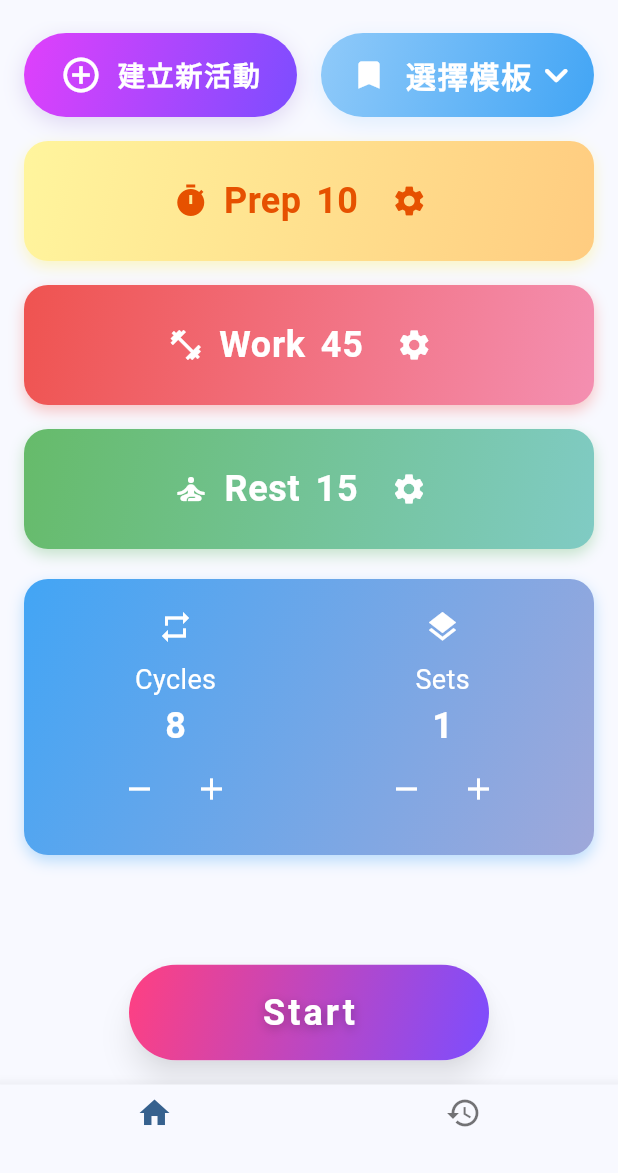
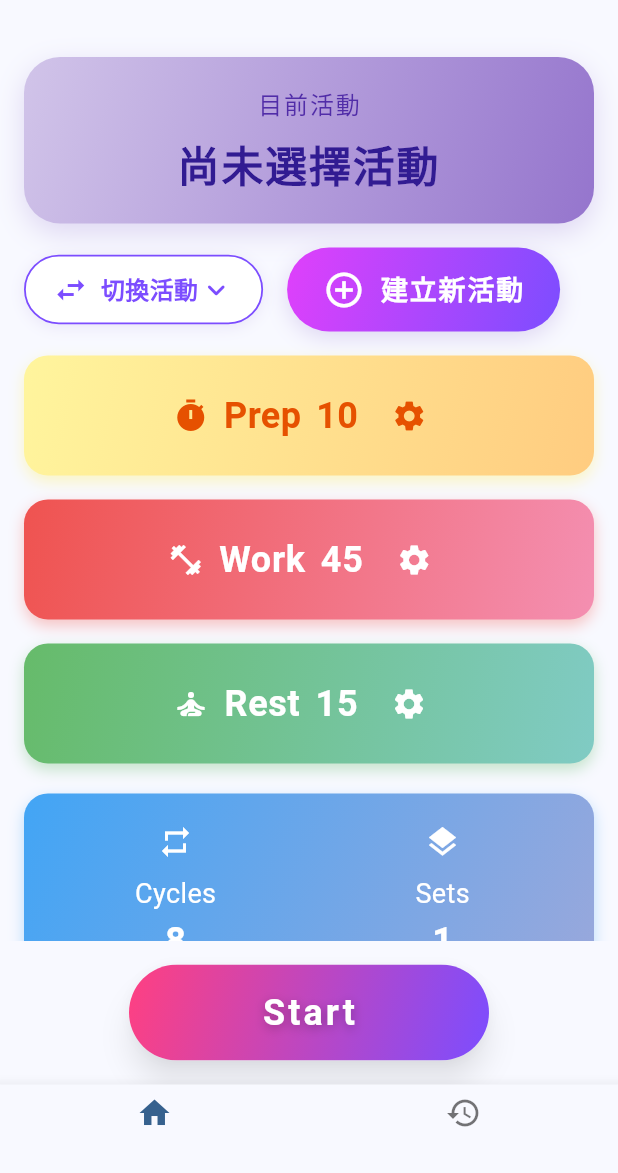
Before and after one commit to brianhsux/TabataApp, a Flutter app: the screen it shows after launch, on a phone screen of 412 x 824 dp, the part 63-1236 px from its top. Run offline on Flutter 3.47's test engine with Material 3 defaults, Android fonts, the phone set to English and light mode, and no system bars; drawn by our look-alikes of dropdown_button2; our stand-ins replace audioplayers, shared_preferences, sqflite, stop_watch_timer, table_calendar; accounts and stored records are empty.

Commit message:
Updates tabata template controls UI
Refactors the tabata screen's template controls for improved user experience.

- Displays the current workout preset in a visually appealing card with gradient, rounded corners, and shadow.
- Combines the preset selection dropdown and the "Create New Workout" button in a row.
- Improves styling and visual consistency.

```diff
--- a/lib/main.dart
+++ b/lib/main.dart
@@ -799,8 +799,154 @@ class _TabataScreenState extends State<TabataScreen> {
   Widget _buildTemplateControls(TabataState state) {
     return Padding(
       padding: const EdgeInsets.symmetric(horizontal: 16, vertical: 8),
+      child: Column(
+        crossAxisAlignment: CrossAxisAlignment.start,
+        children: [
+          // 目前活動名稱以卡片質感顯示，有副標題、漸層、圓角、陰影
+          Padding(
+            padding: const EdgeInsets.symmetric(vertical: 16),
+            child: Container(
+              width: double.infinity,
+              padding: EdgeInsets.symmetric(vertical: 20, horizontal: 24),
+              decoration: BoxDecoration(
+                gradient: LinearGradient(
+                  colors: [Colors.deepPurple.shade100, Colors.deepPurple.shade300],
+                  begin: Alignment.topLeft,
+                  end: Alignment.bottomRight,
+                ),
+                borderRadius: BorderRadius.circular(24),
+                boxShadow: [
+                  BoxShadow(
+                    color: Colors.deepPurple.withOpacity(0.18),
+                    blurRadius: 16,
+                    offset: Offset(0, 6),
+                  ),
+                ],
+              ),
+              child: Column(
+                mainAxisSize: MainAxisSize.min,
+                children: [
+                  Text(
+                    '目前活動',
+                    style: TextStyle(
+                      color: Colors.deepPurple.shade700,
+                      fontSize: 16,
+                      fontWeight: FontWeight.w500,
+                      letterSpacing: 1.2,
+                    ),
+                  ),
+                  SizedBox(height: 8),
+                  Text(
+                    _currentPresetName ?? '尚未選擇活動',
+                    textAlign: TextAlign.center,
+                    style: TextStyle(
+                      color: Colors.deepPurple.shade900,
+                      fontWeight: FontWeight.bold,
+                      fontSize: 28,
+                      letterSpacing: 1.2,
+                    ),
+                  ),
+                ],
+              ),
+            ),
+          ),
+          // 切換活動與建立新活動按鈕同一行
+          Row(
+            children: [
+              // 切換活動下拉選單
+              FutureBuilder<List<WorkoutPreset>>(
+                future: ExerciseDatabase.instance.fetchAllPresets(),
+                builder: (context, snapshot) {
+                  if (!snapshot.hasData) return SizedBox();
+                  final presets = snapshot.data!;
+                  final selectedPreset = presets.where((p) => p.name == _currentPresetName).isNotEmpty
+                      ? presets.firstWhere((p) => p.name == _currentPresetName)
+                      : null;
+                  return DropdownButtonHideUnderline(
+                    child: DropdownButton2<WorkoutPreset>(
+                      customButton: Container(
+                        padding: EdgeInsets.symmetric(horizontal: 18, vertical: 10),
+                        decoration: BoxDecoration(
+                          color: Colors.white,
+                          borderRadius: BorderRadius.circular(24),
+                          boxShadow: [
+                            BoxShadow(
+                              color: Colors.deepPurple.withOpacity(0.10),
+                              blurRadius: 8,
+                              offset: Offset(0, 2),
+                            ),
+                          ],
+                          border: Border.all(color: Colors.deepPurpleAccent, width: 1.2),
+                        ),
+                        child: Row(
+                          mainAxisSize: MainAxisSize.min,
+                          children: [
+                            Icon(Icons.swap_horiz, color: Colors.deepPurpleAccent),
+                            SizedBox(width: 8),
+                            Text(
+                              '切換活動',
+                              style: TextStyle(
+                                color: Colors.deepPurpleAccent,
+                                fontWeight: FontWeight.bold,
+                                fontSize: 16,
+                              ),
+                            ),
+                            Icon(Icons.keyboard_arrow_down_rounded, color: Colors.deepPurpleAccent),
+                          ],
+                        ),
+                      ),
+                      dropdownStyleData: DropdownStyleData(
+                        decoration: BoxDecoration(
+                          borderRadius: BorderRadius.circular(24),
+                          color: Colors.white,
+                          boxShadow: [
+                            BoxShadow(
+                              color: Colors.deepPurple.withOpacity(0.08),
+                              blurRadius: 8,
+                              offset: Offset(0, 2),
+                            ),
+                          ],
+                        ),
+                      ),
+                      items: presets.map((preset) {
+                        return DropdownMenuItem<WorkoutPreset>(
+                          value: preset,
                           child: Row(
                             children: [
+                              Icon(Icons.bookmark, color: Colors.deepPurpleAccent),
+                              SizedBox(width: 8),
+                              Text(
+                                preset.name,
+                                style: TextStyle(
+                                  fontWeight: FontWeight.bold,
+                                  color: Colors.deepPurpleAccent,
+                                  fontSize: 16,
+                                ),
+                              ),
+                            ],
+                          ),
+                        );
+                      }).toList(),
+                      value: selectedPreset,
+                      onChanged: (preset) {
+                        if (preset != null) {
+                          state.updatePrepTime(preset.prepTime);
+                          state.updateWorkTime(preset.workTime);
+                          state.updateRestTime(preset.restTime);
+                          state.updateCycles(preset.cycles);
+                          state.updateSets(preset.sets);
+                          setState(() {
+                            _currentPresetName = preset.name;
+                          });
+                          ScaffoldMessenger.of(context).showSnackBar(SnackBar(content: Text('已載入活動 ${preset.name}')));
+                        }
+                      },
+                    ),
+                  );
+                },
+              ),
+              SizedBox(width: 16),
+              // 建立新活動按鈕
               GestureDetector(
                 onTap: () async {
                   String? name = await showDialog<String>(
@@ -877,105 +1023,7 @@ class _TabataScreenState extends State<TabataScreen> {
                   ),
                 ),
               ),
-          SizedBox(width: 16),
-          Expanded(
-            child: FutureBuilder<List<WorkoutPreset>>(
-              future: ExerciseDatabase.instance.fetchAllPresets(),
-              builder: (context, snapshot) {
-                if (!snapshot.hasData) return SizedBox();
-                final presets = snapshot.data!;
-                final selectedPreset = presets.where((p) => p.name == _currentPresetName).isNotEmpty
-                    ? presets.firstWhere((p) => p.name == _currentPresetName)
-                    : null;
-                return DropdownButtonHideUnderline(
-                  child: DropdownButton2<WorkoutPreset>(
-                    isExpanded: true,
-                    customButton: Container(
-                      padding: EdgeInsets.symmetric(horizontal: 20, vertical: 12),
-                      decoration: BoxDecoration(
-                        gradient: LinearGradient(
-                          colors: [Colors.blue.shade200, Colors.blue.shade400],
-                          begin: Alignment.topLeft,
-                          end: Alignment.bottomRight,
-                        ),
-                        borderRadius: BorderRadius.circular(32),
-                        boxShadow: [
-                          BoxShadow(
-                            color: Colors.blue.withOpacity(0.12),
-                            blurRadius: 12,
-                            offset: Offset(0, 4),
-                          ),
             ],
-                      ),
-                      child: Row(
-                        mainAxisAlignment: MainAxisAlignment.spaceBetween,
-                        children: [
-                          Icon(Icons.bookmark, color: Colors.white),
-                          SizedBox(width: 12),
-                          Text(
-                            _currentPresetName ?? '選擇模板',
-                            style: TextStyle(
-                              fontWeight: FontWeight.bold,
-                              color: Colors.white,
-                              fontSize: 20,
-                              letterSpacing: 1.2,
-                            ),
-                          ),
-                          Spacer(),
-                          Icon(Icons.keyboard_arrow_down_rounded, color: Colors.white, size: 32),
-                        ],
-                      ),
-                    ),
-                    dropdownStyleData: DropdownStyleData(
-                      decoration: BoxDecoration(
-                        borderRadius: BorderRadius.circular(24),
-                        color: Colors.white,
-                        boxShadow: [
-                          BoxShadow(
-                            color: Colors.blue.withOpacity(0.08),
-                            blurRadius: 8,
-                            offset: Offset(0, 2),
-                          ),
-                        ],
-                      ),
-                    ),
-                    items: presets.map((preset) {
-                      return DropdownMenuItem<WorkoutPreset>(
-                        value: preset,
-                        child: Row(
-                          children: [
-                            Icon(Icons.bookmark, color: Colors.blueAccent),
-                            SizedBox(width: 8),
-                            Text(
-                              preset.name,
-                              style: TextStyle(
-                                fontWeight: FontWeight.bold,
-                                color: Colors.blueAccent,
-                                fontSize: 18,
-                              ),
-                            ),
-                          ],
-                        ),
-                      );
-                    }).toList(),
-                    value: selectedPreset,
-                    onChanged: (preset) {
-                      if (preset != null) {
-                        state.updatePrepTime(preset.prepTime);
-                        state.updateWorkTime(preset.workTime);
-                        state.updateRestTime(preset.restTime);
-                        state.updateCycles(preset.cycles);
-                        state.updateSets(preset.sets);
-                        setState(() {
-                          _currentPresetName = preset.name;
-                        });
-                        ScaffoldMessenger.of(context).showSnackBar(SnackBar(content: Text('已載入模板 ${preset.name}')));
-                      }
-                    },
-                  ),
-                );
-              },
-            ),
           ),
         ],
       ),
```
Lines whose indentation alone changed are shown as unchanged.
